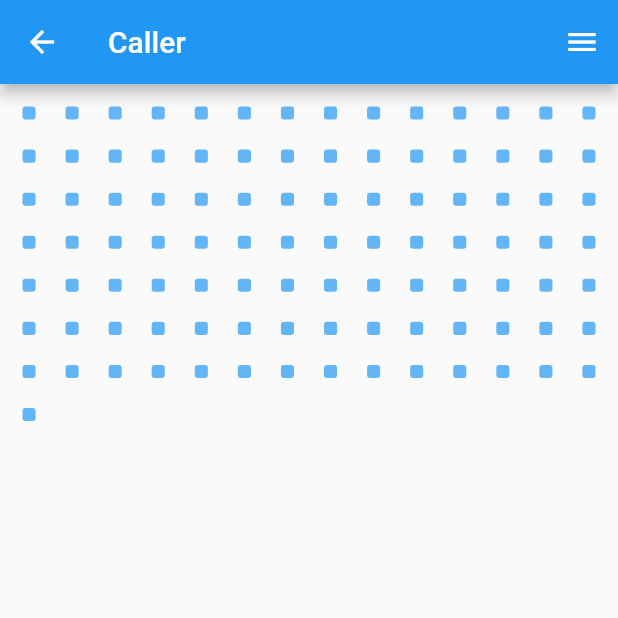
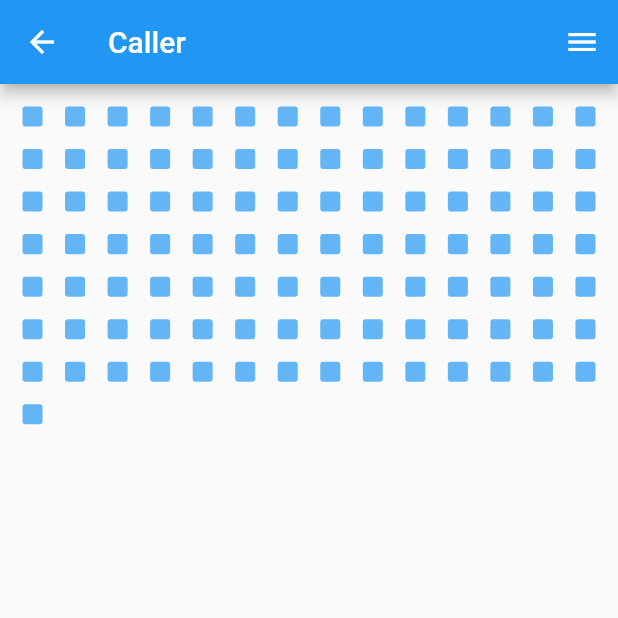
Before and after one commit to Qouter/Flutter-App-Tables, a Flutter app: the SoundsPage screen opened by its route, on a phone screen of 412 x 824 dp, the top half of it. Run offline on Flutter 3.47's test engine with Material 2 defaults, Android fonts, the phone set to English and light mode, and no system bars; our stand-ins replace audioplayers.

```diff
--- a/lib/src/pages/sounds_page.dart
+++ b/lib/src/pages/sounds_page.dart
@@ -48,8 +48,8 @@ class _SoundsPageState extends State<SoundsPage> {
               gridDelegate: SliverGridDelegateWithFixedCrossAxisCount(
                 ///no.of items in the horizontal axis
                 crossAxisCount: 14,
-                crossAxisSpacing: 20,
-                mainAxisSpacing: 20,
+                crossAxisSpacing: 15,
+                mainAxisSpacing: 15,
               ),
 
               ///Lazy building of list
```
